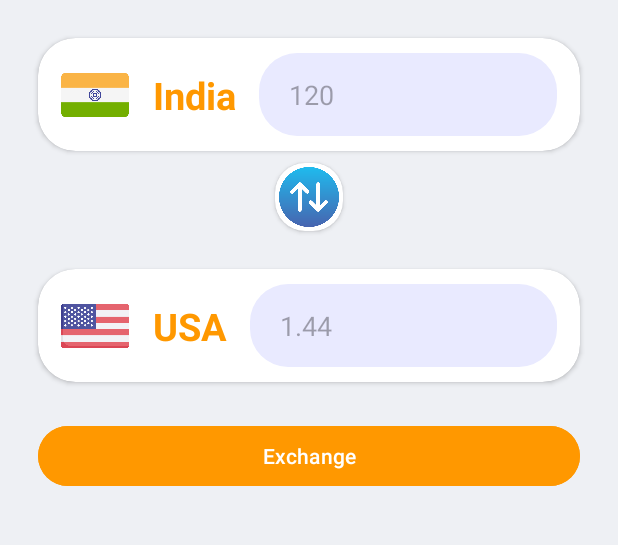
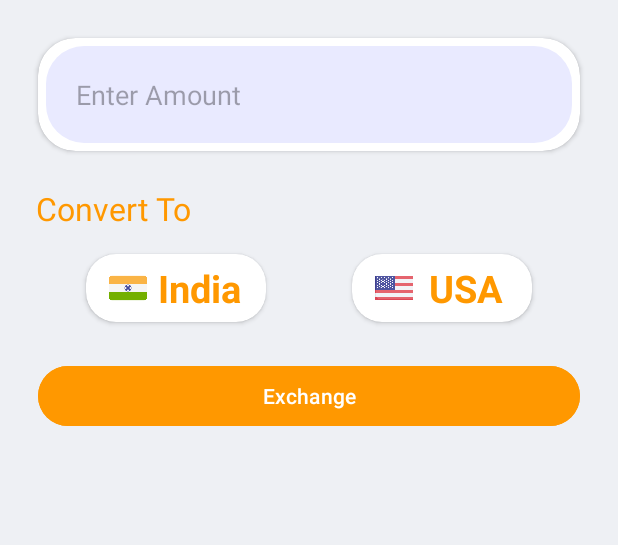
Before and after one commit to sagardhadke/Changer, an Android app: the layout activity_main.xml on its own in the app's theme, with its tools: preview values and no code run, on a phone screen of 412 x 824 dp, the part 85-630 px from its top. Run offline under Robolectric (Android 15) with nearby library versions, the phone set to English and light mode, and no system bars.

Commit message:
1.0 Release

```diff
--- a/app/src/main/java/net/uniquecomputer/mycurrency/MainActivity.kt
+++ b/app/src/main/java/net/uniquecomputer/mycurrency/MainActivity.kt
@@ -1,15 +1,23 @@
 package net.uniquecomputer.mycurrency
 
+import android.animation.ObjectAnimator
+import android.animation.ValueAnimator
 import android.os.Bundle
+import android.view.View
+import android.widget.TextView
+import android.widget.Toast
 import androidx.activity.enableEdgeToEdge
 import androidx.appcompat.app.AppCompatActivity
 import androidx.core.view.ViewCompat
 import androidx.core.view.WindowInsetsCompat
 import net.uniquecomputer.mycurrency.databinding.ActivityMainBinding
+import kotlin.time.times
 
 private lateinit var binding: ActivityMainBinding
 
 class MainActivity : AppCompatActivity() {
+
+    private var isCardOneVisible = true
 
     override fun onCreate(savedInstanceState: Bundle?) {
         super.onCreate(savedInstanceState)
@@ -23,10 +31,64 @@ class MainActivity : AppCompatActivity() {
             insets
         }
 
-
-        binding.submitBtn.setOnClickListener {
-
+        binding.indiaCard.setOnClickListener {
+            var input = binding.inputEt.text.toString()
+            if (input.equals("") || input.toString().length <= 0) {
+                Toast.makeText(this, "$input is Not Valid", Toast.LENGTH_SHORT).show()
+            } else {
+                convertInr()
+            }
         }
 
+        binding.usaCard.setOnClickListener {
+            var input = binding.inputEt.text.toString()
+            if (input.equals("") || input.toString().length <= 0) {
+                Toast.makeText(this, "$input is Not Valid", Toast.LENGTH_SHORT).show()
+            } else {
+                convertUSd()
+            }
+        }
     }
+
+    private fun convertInr() {
+
+        var input = binding.inputEt.text.toString().toDouble()
+        var getText = findViewById<TextView>(R.id.amount)
+        var getCurrentValue = 83.32
+        var finalValue = input*getCurrentValue
+        binding.amount.visibility = View.VISIBLE
+        animateTextView(getText,finalValue)
+        getText.text = finalValue.toString()
+    }
+
+
+    private fun convertUSd(){
+        var input = binding.inputEt.text.toString().toDouble()
+        var getText = findViewById<TextView>(R.id.amount)
+        var currentUSd = 0.012
+        var finalUsd = currentUSd*input
+        binding.amount.visibility = View.VISIBLE
+        animateTextView(getText,finalUsd)
+        getText.text = finalUsd.toString()
+    }
+
+    private fun animateTextView(textView: TextView, targetValue: Double) {
+        val initialValue = 0.0
+
+        // Create ValueAnimator
+        val valueAnimator = ValueAnimator.ofFloat(initialValue.toFloat(), targetValue.toFloat())
+
+        // Set duration
+        valueAnimator.duration = 500 // Adjust duration as needed
+
+        // Update TextView with animated values
+        valueAnimator.addUpdateListener { animator ->
+            val animatedValue = animator.animatedValue as Float
+            textView.text = animatedValue.toString()
+        }
+
+        // Start animation
+        valueAnimator.start()
+    }
+
 }
--- a/app/src/main/res/layout/activity_main.xml
+++ b/app/src/main/res/layout/activity_main.xml
@@ -22,7 +22,7 @@
         app:layout_constraintTop_toTopOf="parent" />
 
     <androidx.cardview.widget.CardView
-        android:id="@+id/india_card"
+        android:id="@+id/cardView"
         android:layout_width="match_parent"
         android:layout_height="75dp"
         android:layout_margin="25dp"
@@ -38,138 +38,125 @@
             android:layout_width="match_parent"
             android:layout_height="match_parent">
 
-            <ImageView
-                android:id="@+id/india_img"
-                android:layout_width="45dp"
-                android:layout_height="45dp"
-                android:layout_margin="15dp"
-                android:layout_marginStart="16dp"
-                android:layout_marginTop="8dp"
-                android:src="@drawable/india"
-                app:layout_constraintStart_toStartOf="parent"
-                app:layout_constraintTop_toTopOf="parent" />
-
-            <TextView
-                android:id="@+id/india_txt"
-                android:layout_width="wrap_content"
-                android:layout_height="wrap_content"
-                android:layout_marginStart="16dp"
-                android:text="India"
-                android:textColor="@color/text_bg"
-                android:textSize="25sp"
-                android:textStyle="bold"
-                app:layout_constraintBottom_toBottomOf="@+id/india_img"
-                app:layout_constraintStart_toEndOf="@+id/india_img"
-                app:layout_constraintTop_toTopOf="@+id/india_img" />
-
             <EditText
-                android:id="@+id/india_et"
-                android:layout_width="0dp"
-                android:layout_height="55dp"
-                android:layout_margin="15dp"
+                android:id="@+id/input_et"
+                android:layout_width="match_parent"
+                android:layout_height="match_parent"
+                android:layout_margin="5dp"
                 android:background="@drawable/edit_bg"
-                android:hint="120"
-                android:inputType="number"
+                android:hint="Enter Amount"
+                android:inputType="number|numberDecimal"
                 android:paddingStart="20dp"
                 app:layout_constraintBottom_toBottomOf="parent"
                 app:layout_constraintEnd_toEndOf="parent"
-                app:layout_constraintStart_toEndOf="@+id/india_txt"
+                app:layout_constraintStart_toEndOf="parent"
                 app:layout_constraintTop_toTopOf="parent" />
 
         </androidx.constraintlayout.widget.ConstraintLayout>
 
     </androidx.cardview.widget.CardView>
 
+    <TextView
+        android:id="@+id/textView"
+        android:layout_width="wrap_content"
+        android:layout_height="wrap_content"
+        android:layout_marginStart="24dp"
+        android:layout_marginTop="24dp"
+        android:text="Convert To"
+        android:textColor="@color/text_bg"
+        android:textSize="21sp"
+        app:layout_constraintStart_toStartOf="parent"
+        app:layout_constraintTop_toBottomOf="@+id/cardView" />
+
     <androidx.cardview.widget.CardView
-        android:id="@+id/arrow_card"
-        android:layout_width="45dp"
+        android:id="@+id/india_card"
+        android:layout_width="120dp"
         android:layout_height="45dp"
-        android:layout_marginTop="8dp"
+        android:layout_marginTop="16dp"
         app:cardCornerRadius="20dp"
-        app:layout_constraintEnd_toEndOf="@+id/india_card"
-        app:layout_constraintStart_toStartOf="@+id/india_card"
-        app:layout_constraintTop_toBottomOf="@+id/india_card">
+        app:layout_constraintEnd_toStartOf="@+id/usa_card"
+        app:layout_constraintHorizontal_bias="0.5"
+        app:layout_constraintStart_toStartOf="parent"
+        app:layout_constraintTop_toBottomOf="@+id/textView">
 
         <ImageView
             android:id="@+id/arrow"
-            android:layout_width="40dp"
-            android:layout_height="40dp"
+            android:layout_width="25dp"
+            android:layout_height="25dp"
+            android:layout_gravity="start|center_vertical"
+            android:layout_marginStart="15dp"
+            android:src="@drawable/india" />
+
+        <TextView
+            android:id="@+id/india_txt"
+            android:layout_width="wrap_content"
+            android:layout_height="wrap_content"
             android:layout_gravity="center"
-            android:src="@drawable/up_down_arrow" />
+            android:layout_marginStart="16dp"
+            android:text="India"
+            android:textColor="@color/text_bg"
+            android:textSize="25sp"
+            android:textStyle="bold" />
+
 
     </androidx.cardview.widget.CardView>
 
+
     <androidx.cardview.widget.CardView
         android:id="@+id/usa_card"
-        android:layout_width="match_parent"
-        android:layout_height="75dp"
-        android:layout_margin="25dp"
-        android:layout_marginStart="25dp"
-        android:layout_marginTop="8dp"
-        android:layout_marginEnd="25dp"
-        app:cardCornerRadius="25dp"
+        android:layout_width="120dp"
+        android:layout_height="45dp"
+        android:layout_marginTop="16dp"
+        app:cardCornerRadius="20dp"
         app:layout_constraintEnd_toEndOf="parent"
-        app:layout_constraintStart_toStartOf="parent"
-        app:layout_constraintTop_toBottomOf="@+id/arrow_card">
-
-
-        <androidx.constraintlayout.widget.ConstraintLayout
-            android:layout_width="match_parent"
-            android:layout_height="match_parent">
+        app:layout_constraintHorizontal_bias="0.5"
+        app:layout_constraintStart_toEndOf="@+id/india_card"
+        app:layout_constraintTop_toBottomOf="@+id/textView">
 
         <ImageView
-                android:id="@+id/usa_img"
-                android:layout_width="45dp"
-                android:layout_height="45dp"
-                android:layout_margin="15dp"
-                android:layout_marginStart="16dp"
-                android:layout_marginTop="8dp"
-                android:src="@drawable/usa"
-                app:layout_constraintStart_toStartOf="parent"
-                app:layout_constraintTop_toTopOf="parent" />
+            android:layout_width="25dp"
+            android:layout_height="25dp"
+            android:layout_gravity="start|center_vertical"
+            android:layout_marginStart="15dp"
+            android:src="@drawable/usa" />
 
         <TextView
-                android:id="@+id/usa_txt"
             android:layout_width="wrap_content"
             android:layout_height="wrap_content"
+            android:layout_gravity="center"
             android:layout_marginStart="16dp"
             android:text="USA"
             android:textColor="@color/text_bg"
             android:textSize="25sp"
-                android:textStyle="bold"
-                app:layout_constraintBottom_toBottomOf="@+id/usa_img"
-                app:layout_constraintStart_toEndOf="@+id/usa_img"
-                app:layout_constraintTop_toTopOf="@+id/usa_img" />
+            android:textStyle="bold" />
 
-            <EditText
-                android:id="@+id/usa_et"
-                android:layout_width="0dp"
-                android:layout_height="55dp"
-                android:layout_margin="15dp"
-                android:background="@drawable/edit_bg"
-                android:hint="1.44"
-                android:inputType="number"
-                android:paddingStart="20dp"
-                app:layout_constraintBottom_toBottomOf="parent"
-                app:layout_constraintEnd_toEndOf="parent"
-                app:layout_constraintStart_toEndOf="@+id/usa_txt"
-                app:layout_constraintTop_toTopOf="parent" />
-
-        </androidx.constraintlayout.widget.ConstraintLayout>
 
     </androidx.cardview.widget.CardView>
+
+
+    <TextView
+        android:id="@+id/amount"
+        android:layout_width="wrap_content"
+        android:layout_height="wrap_content"
+        android:layout_marginTop="24dp"
+        android:text="323.325"
+        android:textColor="@color/text_bg"
+        android:textSize="32sp"
+        android:visibility="gone"
+        app:layout_constraintEnd_toEndOf="@+id/usa_card"
+        app:layout_constraintStart_toStartOf="@+id/india_card"
+        app:layout_constraintTop_toBottomOf="@+id/usa_card" />
+
 
     <Button
         android:id="@+id/submit_btn"
         android:layout_width="match_parent"
         android:layout_height="wrap_content"
+        android:layout_margin="25dp"
         android:backgroundTint="#FF9800"
         android:text="Exchange"
-        android:layout_margin="25dp"
         app:layout_constraintEnd_toEndOf="parent"
         app:layout_constraintStart_toStartOf="parent"
-        app:layout_constraintTop_toBottomOf="@+id/usa_card" />
-
-
+        app:layout_constraintTop_toBottomOf="@+id/amount" />
 
 </androidx.constraintlayout.widget.ConstraintLayout>
```
Lines whose indentation alone changed are shown as unchanged.
